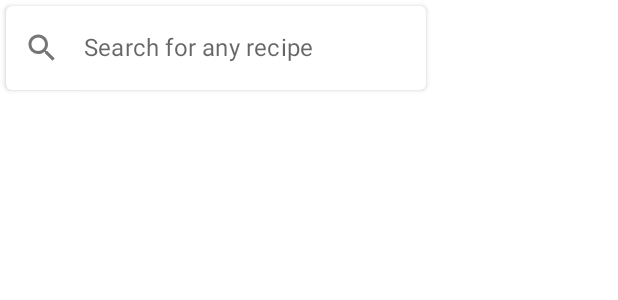
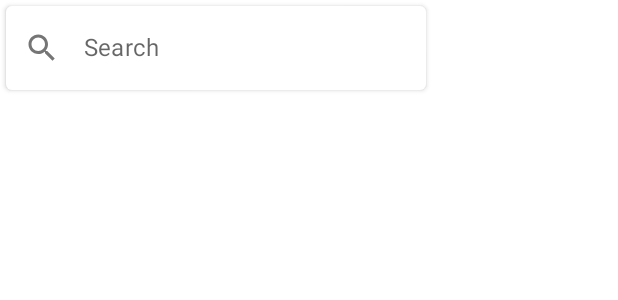
Before and after one commit to Joao360/foodplan-android, an Android app built with Jetpack Compose: the @Preview function SearchTextFieldPreview, on a phone screen of 412 x 824 dp. Shown: the top 300 px of the screen. Run offline under Robolectric (Android 15) with nearby library versions, the phone set to English and light mode, and no system bars.

Commit message:
refactor: Move text field placeholder to the parameters

```diff
--- a/features/recipes/src/main/java/com/joaograca/recipes/presentation/search/SearchScreen.kt
+++ b/features/recipes/src/main/java/com/joaograca/recipes/presentation/search/SearchScreen.kt
@@ -59,7 +59,8 @@ private fun SearchScreenContent(
             text = state.query,
             onValueChange = onValueChange,
             onSearch = onSearch,
-            modifier = Modifier.fillMaxWidth()
+            modifier = Modifier.fillMaxWidth(),
+            placeholder = stringResource(id = R.string.search_recipe_placeholder)
         )
         Spacer(modifier = Modifier.height(spacing.spaceSmall))
         LazyVerticalGrid(
--- a/features/recipes/src/main/java/com/joaograca/recipes/presentation/search/component/SearchTextField.kt
+++ b/features/recipes/src/main/java/com/joaograca/recipes/presentation/search/component/SearchTextField.kt
@@ -12,19 +12,18 @@ import androidx.compose.ui.Modifier
 import androidx.compose.ui.draw.clip
 import androidx.compose.ui.draw.shadow
 import androidx.compose.ui.graphics.Color
-import androidx.compose.ui.res.stringResource
 import androidx.compose.ui.text.input.ImeAction
 import androidx.compose.ui.tooling.preview.Preview
 import androidx.compose.ui.unit.dp
 import com.joaograca.core_ui.LocalSpacing
-import com.joaograca.recipes.R
 
 @Composable
 fun SearchTextField(
     text: String,
     onValueChange: (String) -> Unit,
     onSearch: () -> Unit,
-    modifier: Modifier = Modifier
+    modifier: Modifier = Modifier,
+    placeholder: String
 ) {
     val spacing = LocalSpacing.current
 
@@ -42,7 +41,7 @@ fun SearchTextField(
             imeAction = ImeAction.Search
         ),
         placeholder = {
-            Text(text = stringResource(id = R.string.search_recipe_placeholder))
+            Text(text = placeholder)
         },
         leadingIcon = {
             Icon(imageVector = Icons.Default.Search, contentDescription = null)
@@ -66,5 +65,10 @@ fun SearchTextField(
 @Preview
 @Composable
 fun SearchTextFieldPreview() {
-    SearchTextField(text = "", onValueChange = {}, onSearch = {})
+    SearchTextField(
+        text = "",
+        onValueChange = {},
+        onSearch = {},
+        placeholder = "Search"
+    )
 }
```
